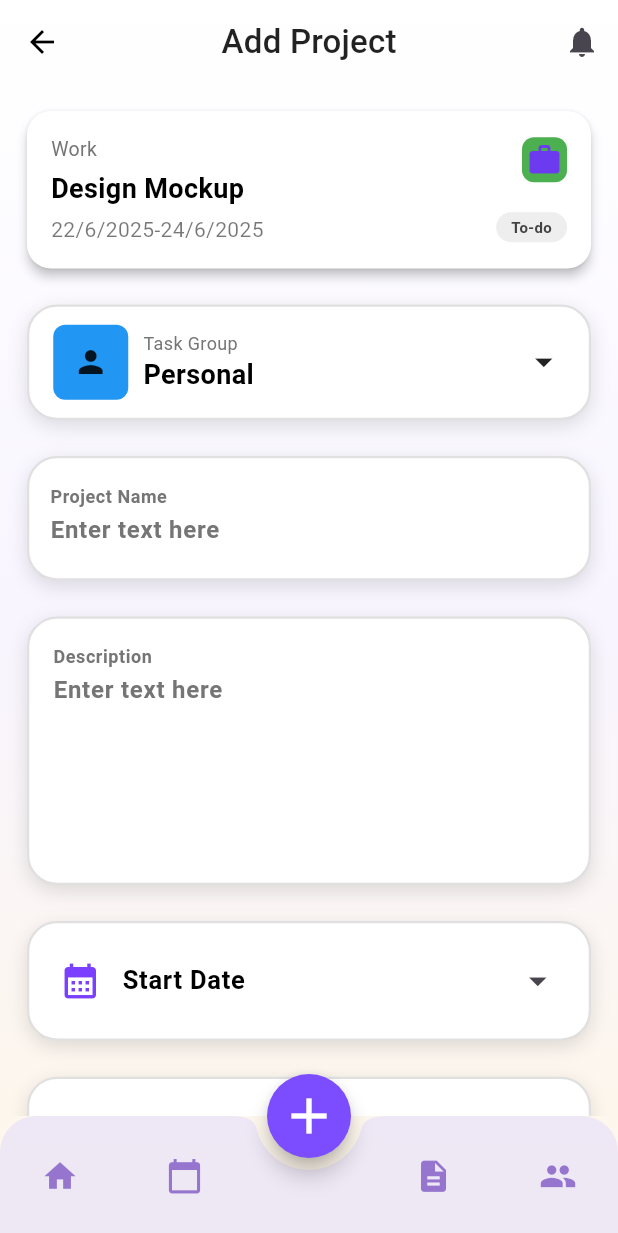
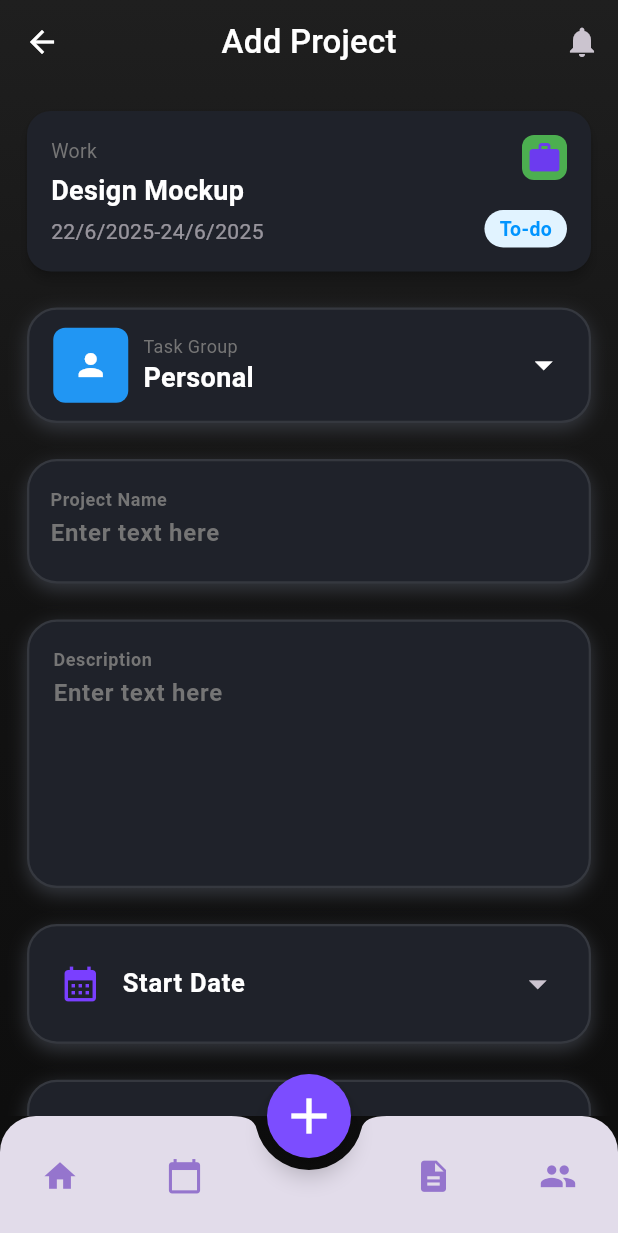
Before and after one commit to LucHo251025/Task-Manager-App, a Flutter app: the screen it shows after launch, on a phone screen of 412 x 824 dp. Shown: the top 1233 px of the screen. Run offline on Flutter 3.47's test engine with Material 3 defaults, Android fonts, the phone set to English and light mode, and no system bars; our stand-ins replace flutter_bloc, font_awesome_flutter; Roboto replaces fonts that are missing (Urbanist).

Commit message:
style: color task

```diff
--- a/lib/features/task/presentation/widgets/task_card.dart
+++ b/lib/features/task/presentation/widgets/task_card.dart
@@ -47,18 +47,18 @@ class _TaskCardState extends State<TaskCard> {
 
     switch (status) {
       case TaskStatus.todo:
-        backgroundColor = Colors.grey.shade200;
-        textColor = Colors.grey.shade800;
+        backgroundColor = Color(0xFFE1F3FF);
+        textColor = Color(0xFF0094FF);
         label = "To-do";
         break;
       case TaskStatus.isProcess:
-        backgroundColor = Colors.blue.shade100;
-        textColor = Colors.blue.shade800;
+        backgroundColor = Color(0xFFFFE9E0);
+        textColor = Color(0xFFFF6B1D);
         label = "In Progress";
         break;
       case TaskStatus.done:
-        backgroundColor = Colors.deepPurple.shade100;
-        textColor = Colors.deepPurple.shade800;
+        backgroundColor = Color(0xFFF0EFFF);
+        textColor = Color(0xFF8A59FF);
         label = "Done";
         break;
     }
@@ -137,7 +137,7 @@ class _TaskCardState extends State<TaskCard> {
                         child: Text(
                           label,
                           style: TextStyle(
-                            fontSize: 10,
+                            fontSize: 13,
                             color: textColor,
                             fontWeight: FontWeight.bold,
                           ),
--- a/lib/main.dart
+++ b/lib/main.dart
@@ -122,7 +122,7 @@ class MyApp extends StatelessWidget {
   Widget build(BuildContext context) {
     return MaterialApp(
       title: 'Flutter Demo',
-      theme: lightTheme,
+      theme: darkTheme,
       darkTheme: darkTheme,
       themeMode: ThemeMode.system,
       home: const AppWrapper(),
```
